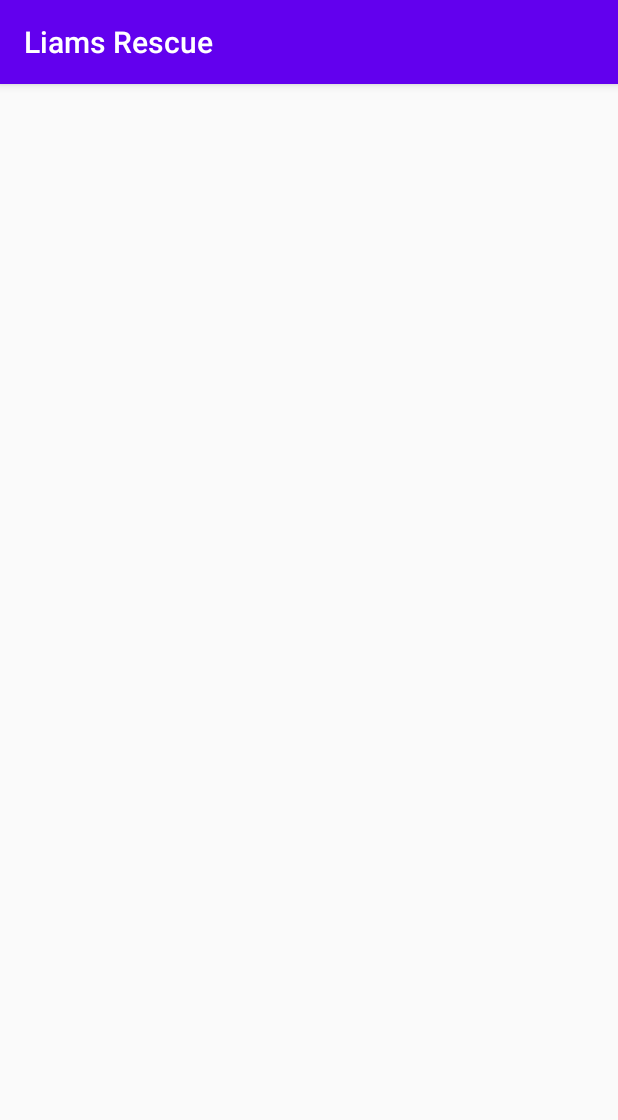
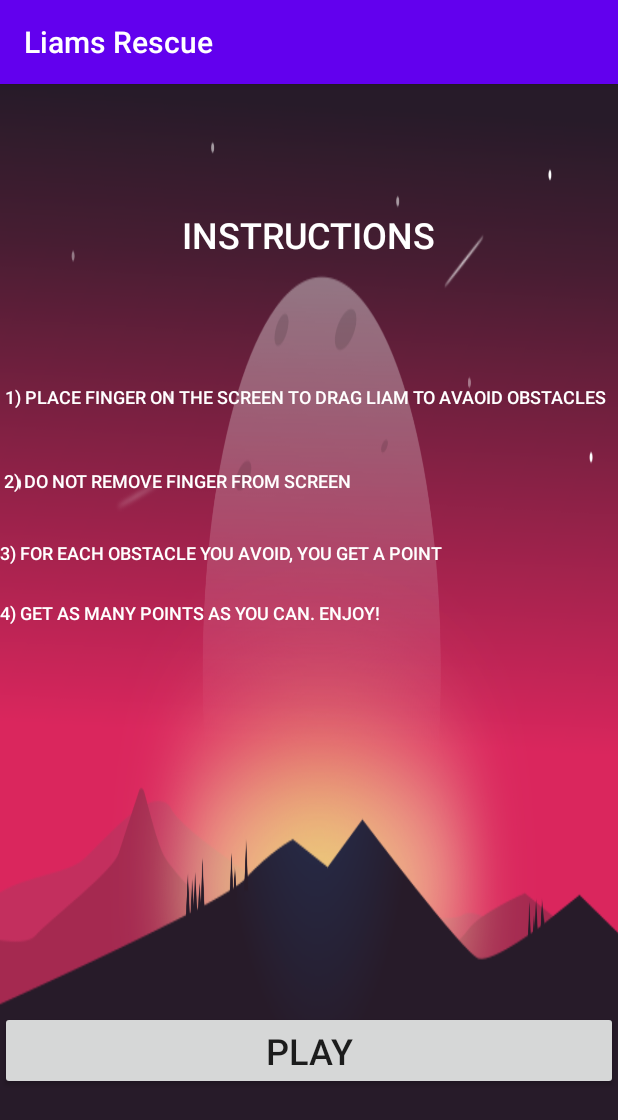
Before and after one commit to ooghre/LiamsRescue, an Android app: the InstructionsActivity screen opened directly, with no data from a screen before it, on a phone screen of 412 x 824 dp. Shown: the top 1120 px of the screen. Run offline under Robolectric (Android 15) with nearby library versions, the phone set to English and light mode, and no system bars.

Commit message:
adding comments and screenshots

```diff
--- a/app/src/main/java/com/example/liamsrescue/InstructionsActivity.java
+++ b/app/src/main/java/com/example/liamsrescue/InstructionsActivity.java
@@ -7,7 +7,7 @@ import android.view.View;
 import androidx.appcompat.app.AppCompatActivity;
 
 /*
-* This method contains the activity that shows the game instructions page
+* This class contains the activity that shows the game instructions page
 * */
 public class InstructionsActivity extends AppCompatActivity {
 
--- a/app/src/main/java/com/example/liamsrescue/Life.java
+++ b/app/src/main/java/com/example/liamsrescue/Life.java
@@ -4,9 +4,12 @@ import android.content.Context;
 import android.graphics.Bitmap;
 import android.graphics.BitmapFactory;
 import android.graphics.Rect;
-
 import java.util.Random;
 
+/*
+*  This class represent the Life objects on the screen.
+* It is a subclass of the gameObject class
+ */
 public class Life extends GameObject {
 
     private Bitmap bitmap;
--- a/app/src/main/java/com/example/liamsrescue/MainActivity.java
+++ b/app/src/main/java/com/example/liamsrescue/MainActivity.java
@@ -6,6 +6,10 @@ import android.content.Intent;
 import android.os.Bundle;
 import android.view.View;
 
+/*
+*   This class is the starting point of the game
+*   It contains the main activity which enables us to navigate to the instructions of gameplay page
+* */
 public class MainActivity extends AppCompatActivity{
 
     @Override
--- a/app/src/main/java/com/example/liamsrescue/PlayerCharacter.java
+++ b/app/src/main/java/com/example/liamsrescue/PlayerCharacter.java
@@ -5,6 +5,9 @@ import android.graphics.Bitmap;
 import android.graphics.BitmapFactory;
 import android.graphics.Rect;
 
+/*
+*  This class represent the character on the screen.
+ */
 public class PlayerCharacter {
 
     private Bitmap bitmap;
--- a/app/src/main/java/com/example/liamsrescue/Spikes.java
+++ b/app/src/main/java/com/example/liamsrescue/Spikes.java
@@ -7,6 +7,10 @@ import android.graphics.Rect;
 
 import java.util.Random;
 
+/*
+ *  This class represent the bomb objects on the screen.
+ * It is a subclass of the gameObject class
+* */
 public class Spikes extends GameObject {
 
     private Bitmap bitmap;
--- /dev/null
+++ b/app/src/main/res/layout/activity_instruction.xml
@@ -0,0 +1,95 @@
+<?xml version="1.0" encoding="utf-8"?>
+<androidx.constraintlayout.widget.ConstraintLayout xmlns:android="http://schemas.android.com/apk/res/android"
+    xmlns:app="http://schemas.android.com/apk/res-auto"
+    xmlns:tools="http://schemas.android.com/tools"
+    android:layout_width="match_parent"
+    android:layout_height="match_parent"
+    android:background="@drawable/background">
+
+    <TextView
+        android:id="@+id/Instruction_heading"
+        android:layout_width="wrap_content"
+        android:layout_height="wrap_content"
+        android:layout_marginTop="84dp"
+        android:fontFamily="sans-serif-medium"
+        android:text="Instructions"
+        android:textAllCaps="true"
+        android:textColor="#FFFFFF"
+        android:textSize="24sp"
+        app:layout_constraintEnd_toEndOf="parent"
+        app:layout_constraintStart_toStartOf="parent"
+        app:layout_constraintTop_toTopOf="parent" />
+
+    <TextView
+        android:id="@+id/instruction_1"
+        android:layout_width="wrap_content"
+        android:layout_height="wrap_content"
+        android:layout_marginTop="200dp"
+        android:fontFamily="sans-serif-medium"
+        android:text=" 1) Place finger on the screen to drag Liam to avaoid obstacles"
+        android:textAllCaps="true"
+        android:textColor="#FFFFFF"
+        android:textSize="12sp"
+        app:layout_constraintEnd_toEndOf="parent"
+        app:layout_constraintHorizontal_bias="0.065"
+        app:layout_constraintStart_toStartOf="parent"
+        app:layout_constraintTop_toTopOf="parent" />
+
+    <TextView
+        android:id="@+id/instruction_2"
+        android:layout_width="wrap_content"
+        android:layout_height="wrap_content"
+        android:layout_marginTop="256dp"
+        android:fontFamily="sans-serif-medium"
+        android:text=" 2) Do not remove finger from screen"
+        android:textAllCaps="true"
+        android:textColor="#FFFFFF"
+        android:textSize="12sp"
+        app:layout_constraintEnd_toEndOf="parent"
+        app:layout_constraintHorizontal_bias="0.0"
+        app:layout_constraintStart_toStartOf="parent"
+        app:layout_constraintTop_toTopOf="parent" />
+
+    <TextView
+        android:id="@+id/instruction_3"
+        android:layout_width="wrap_content"
+        android:layout_height="wrap_content"
+        android:layout_marginTop="304dp"
+        android:fontFamily="sans-serif-medium"
+        android:text="3) For each obstacle you avoid, you get a point"
+        android:textAllCaps="true"
+        android:textColor="#FFFFFF"
+        android:textSize="12sp"
+        app:layout_constraintEnd_toEndOf="parent"
+        app:layout_constraintHorizontal_bias="0.0"
+        app:layout_constraintStart_toStartOf="parent"
+        app:layout_constraintTop_toTopOf="parent" />
+
+    <TextView
+        android:id="@+id/instruction_4"
+        android:layout_width="wrap_content"
+        android:layout_height="wrap_content"
+        android:layout_marginTop="344dp"
+        android:fontFamily="sans-serif-medium"
+        android:text="4) Get as many points as you can. Enjoy!"
+        android:textAllCaps="true"
+        android:textColor="#FFFFFF"
+        android:textSize="12sp"
+        app:layout_constraintEnd_toEndOf="parent"
+        app:layout_constraintHorizontal_bias="0.0"
+        app:layout_constraintStart_toStartOf="parent"
+        app:layout_constraintTop_toTopOf="parent" />
+
+    <Button
+        android:id="@+id/buttonPlay_instructions"
+        android:layout_width="wrap_content"
+        android:layout_height="wrap_content"
+        android:layout_marginBottom="97dp"
+        android:onClick="play"
+        android:ems="@android:integer/config_longAnimTime"
+        android:text="Play"
+        android:textSize="24sp"
+        app:layout_constraintBottom_toBottomOf="parent"
+        app:layout_constraintEnd_toEndOf="parent"
+        app:layout_constraintStart_toStartOf="parent" />
+</androidx.constraintlayout.widget.ConstraintLayout>
```
Also changed, not shown: app/src/main/java/com/example/liamsrescue/LiamView.java (+5 -2 lines), app/src/main/res/drawable/heart.png (added), 4 other files.
